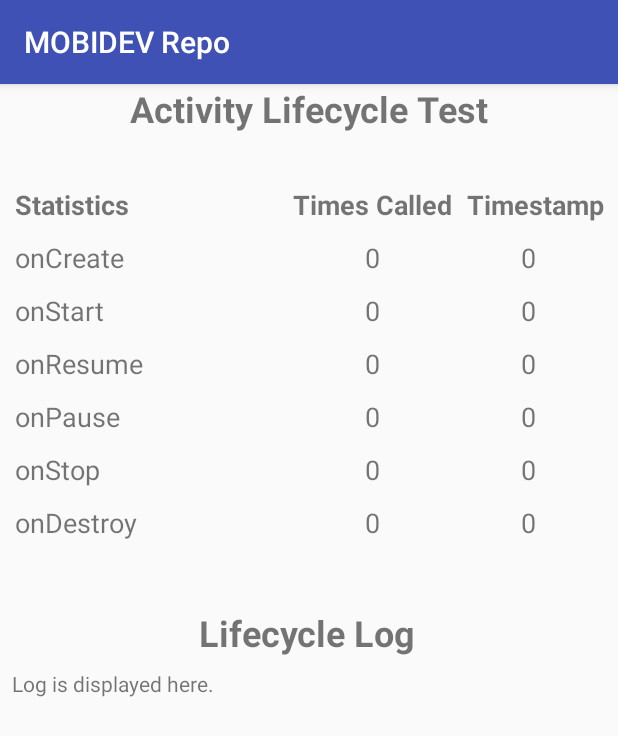
After one commit to GoobyGooberman/MOBIDEV_HandsOnRepo, an Android app: the LifecycleActivity screen opened directly, with no data from a screen before it, on a phone screen of 412 x 824 dp. The commit adds this screen. Shown: the top 736 px of the screen. Run offline under Robolectric (Android 15) with nearby library versions, the phone set to English and light mode, and no system bars.

Commit message:
Implemented UI for lifecycle activity.

```diff
--- a/app/src/main/java/com/neildg/mobidev_handsonrepo/MainActivity.java
+++ b/app/src/main/java/com/neildg/mobidev_handsonrepo/MainActivity.java
@@ -1,5 +1,6 @@
 package com.neildg.mobidev_handsonrepo;
 
+import android.content.Intent;
 import android.os.Bundle;
 import android.support.design.widget.FloatingActionButton;
 import android.support.design.widget.Snackbar;
@@ -12,6 +13,8 @@ import android.support.v7.app.AppCompatActivity;
 import android.support.v7.widget.Toolbar;
 import android.view.Menu;
 import android.view.MenuItem;
+
+import com.neildg.mobidev_handsonrepo.activity_lifecycle.LifecycleActivity;
 
 public class MainActivity extends AppCompatActivity
         implements NavigationView.OnNavigationItemSelectedListener {
@@ -35,7 +38,7 @@ public class MainActivity extends AppCompatActivity
         DrawerLayout drawer = (DrawerLayout) findViewById(R.id.drawer_layout);
         ActionBarDrawerToggle toggle = new ActionBarDrawerToggle(
             this, drawer, toolbar, R.string.navigation_drawer_open, R.string.navigation_drawer_close);
-        drawer.setDrawerListener(toggle);
+        drawer.addDrawerListener(toggle);
         toggle.syncState();
 
         NavigationView navigationView = (NavigationView) findViewById(R.id.nav_view);
@@ -55,7 +58,7 @@ public class MainActivity extends AppCompatActivity
     @Override
     public boolean onCreateOptionsMenu(Menu menu) {
         // Inflate the menu; this adds items to the action bar if it is present.
-        getMenuInflater().inflate(R.menu.main, menu);
+        //getMenuInflater().inflate(R.menu.main, menu);
         return true;
     }
 
@@ -80,18 +83,9 @@ public class MainActivity extends AppCompatActivity
         // Handle navigation view item clicks here.
         int id = item.getItemId();
 
-        if (id == R.id.nav_camera) {
-            // Handle the camera action
-        } else if (id == R.id.nav_gallery) {
-
-        } else if (id == R.id.nav_slideshow) {
-
-        } else if (id == R.id.nav_manage) {
-
-        } else if (id == R.id.nav_share) {
-
-        } else if (id == R.id.nav_send) {
-
+        if(id == R.id.nav_lifecycle_test) {
+            Intent lifecycleIntent = new Intent(this, LifecycleActivity.class);
+            this.startActivity(lifecycleIntent);
         }
 
         DrawerLayout drawer = (DrawerLayout) findViewById(R.id.drawer_layout);
--- /dev/null
+++ b/app/src/main/java/com/neildg/mobidev_handsonrepo/activity_lifecycle/LifecycleActivity.java
@@ -0,0 +1,16 @@
+package com.neildg.mobidev_handsonrepo.activity_lifecycle;
+
+import android.support.v7.app.AppCompatActivity;
+import android.os.Bundle;
+
+import com.neildg.mobidev_handsonrepo.R;
+
+public class LifecycleActivity extends AppCompatActivity {
+    private final static String TAG = "LifecycleActivity";
+
+    @Override
+    protected void onCreate(Bundle savedInstanceState) {
+        super.onCreate(savedInstanceState);
+        setContentView(R.layout.activity_lifecycle);
+    }
+}
--- a/app/src/main/res/drawable/side_nav_bar.xml
+++ b/app/src/main/res/drawable/side_nav_bar.xml
@@ -1,9 +1,9 @@
 <shape xmlns:android="http://schemas.android.com/apk/res/android"
     android:shape="rectangle" >
     <gradient
-        android:startColor="#81C784"
-        android:centerColor="#4CAF50"
-        android:endColor="#2E7D32"
+        android:startColor="#494949"
+        android:centerColor="#3b3b3b"
+        android:endColor="#000000"
         android:type="linear"
         android:angle="135"/>
 </shape>
--- /dev/null
+++ b/app/src/main/res/layout/activity_lifecycle.xml
@@ -0,0 +1,310 @@
+<?xml version="1.0" encoding="utf-8"?>
+<android.support.constraint.ConstraintLayout xmlns:android="http://schemas.android.com/apk/res/android"
+    xmlns:app="http://schemas.android.com/apk/res-auto"
+    xmlns:tools="http://schemas.android.com/tools"
+    android:layout_width="match_parent"
+    android:layout_height="match_parent"
+    tools:context="com.neildg.mobidev_handsonrepo.activity_lifecycle.LifecycleActivity">
+
+    <TextView
+        android:id="@+id/textView2"
+        android:layout_width="wrap_content"
+        android:layout_height="wrap_content"
+        android:layout_marginLeft="8dp"
+        android:layout_marginRight="8dp"
+        android:text="Activity Lifecycle Test"
+        android:textSize="24sp"
+        android:textStyle="bold"
+        app:layout_constraintLeft_toLeftOf="parent"
+        app:layout_constraintRight_toRightOf="parent"
+        tools:layout_editor_absoluteY="29dp"
+        android:layout_marginStart="8dp"
+        android:layout_marginEnd="8dp" />
+
+    <TableLayout
+        android:layout_width="wrap_content"
+        android:layout_height="wrap_content"
+        android:layout_marginRight="8dp"
+        app:layout_constraintRight_toRightOf="parent"
+        android:layout_marginLeft="8dp"
+        app:layout_constraintLeft_toLeftOf="parent"
+        android:layout_marginTop="30dp"
+        app:layout_constraintTop_toBottomOf="@+id/textView2"
+        android:layout_marginStart="8dp"
+        android:layout_marginEnd="8dp"
+        android:id="@+id/tableLayout">
+
+        <TableRow
+            android:layout_width="match_parent"
+            android:layout_height="match_parent"
+            android:padding="5dp">
+
+            <TextView
+                android:id="@+id/textView3"
+                android:layout_width="wrap_content"
+                android:layout_height="wrap_content"
+                android:layout_marginRight="100dp"
+                android:text="Statistics"
+                android:textSize="18sp"
+                android:textStyle="bold" />
+
+            <TextView
+                android:id="@+id/textView4"
+                android:layout_width="wrap_content"
+                android:layout_height="wrap_content"
+                android:layout_marginRight="10dp"
+                android:text="Times Called"
+                android:textSize="18sp"
+                android:textStyle="bold" />
+
+            <TextView
+                android:id="@+id/textView15"
+                android:layout_width="wrap_content"
+                android:layout_height="wrap_content"
+                android:text="Timestamp"
+                android:textSize="18sp"
+                android:textStyle="bold" />
+
+        </TableRow>
+
+        <TableRow
+            android:layout_width="match_parent"
+            android:layout_height="match_parent"
+            android:padding="5dp">
+
+            <TextView
+                android:id="@+id/textView7"
+                android:layout_width="wrap_content"
+                android:layout_height="wrap_content"
+                android:layout_marginRight="100dp"
+                android:text="onCreate"
+                android:textAlignment="viewStart"
+                android:textSize="18sp" />
+
+            <TextView
+                android:id="@+id/view_oncreate_num"
+                android:layout_width="wrap_content"
+                android:layout_height="wrap_content"
+                android:layout_marginRight="10dp"
+                android:text="0"
+                android:textAlignment="center"
+                android:textSize="18sp" />
+
+            <TextView
+                android:id="@+id/view_oncreate_stamp"
+                android:layout_width="wrap_content"
+                android:layout_height="wrap_content"
+                android:layout_marginRight="10dp"
+                android:text="0"
+                android:textAlignment="center"
+                android:textSize="18sp" />
+        </TableRow>
+
+        <TableRow
+            android:layout_width="match_parent"
+            android:layout_height="match_parent"
+            android:padding="5dp">
+
+            <TextView
+                android:id="@+id/textView11"
+                android:layout_width="wrap_content"
+                android:layout_height="wrap_content"
+                android:layout_marginRight="100dp"
+                android:text="onStart"
+                android:textAlignment="viewStart"
+                android:textSize="18sp" />
+
+            <TextView
+                android:id="@+id/view_onstart_num"
+                android:layout_width="wrap_content"
+                android:layout_height="wrap_content"
+                android:layout_marginRight="10dp"
+                android:text="0"
+                android:textAlignment="center"
+                android:textSize="18sp" />
+
+            <TextView
+                android:id="@+id/view_onstart_stamp"
+                android:layout_width="wrap_content"
+                android:layout_height="wrap_content"
+                android:layout_marginRight="10dp"
+                android:text="0"
+                android:textAlignment="center"
+                android:textSize="18sp" />
+        </TableRow>
+
+        <TableRow
+            android:layout_width="match_parent"
+            android:layout_height="match_parent"
+            android:padding="5dp">
+
+            <TextView
+                android:id="@+id/textView13"
+                android:layout_width="wrap_content"
+                android:layout_height="wrap_content"
+                android:layout_marginRight="100dp"
+                android:text="onResume"
+                android:textAlignment="viewStart"
+                android:textSize="18sp" />
+
+            <TextView
+                android:id="@+id/view_onresume_num"
+                android:layout_width="wrap_content"
+                android:layout_height="wrap_content"
+                android:layout_marginRight="10dp"
+                android:text="0"
+                android:textAlignment="center"
+                android:textSize="18sp" />
+
+            <TextView
+                android:id="@+id/view_onresume_stamp"
+                android:layout_width="wrap_content"
+                android:layout_height="wrap_content"
+                android:layout_marginRight="10dp"
+                android:text="0"
+                android:textAlignment="center"
+                android:textSize="18sp" />
+        </TableRow>
+
+        <TableRow
+            android:layout_width="match_parent"
+            android:layout_height="match_parent"
+            android:padding="5dp">
+
+            <TextView
+                android:id="@+id/textView14"
+                android:layout_width="wrap_content"
+                android:layout_height="wrap_content"
+                android:layout_marginRight="100dp"
+                android:text="onPause"
+                android:textAlignment="viewStart"
+                android:textSize="18sp" />
+
+            <TextView
+                android:id="@+id/view_pause_num"
+                android:layout_width="wrap_content"
+                android:layout_height="wrap_content"
+                android:layout_marginRight="10dp"
+                android:text="0"
+                android:textAlignment="center"
+                android:textSize="18sp" />
+
+            <TextView
+                android:id="@+id/view_onpause_stamp"
+                android:layout_width="wrap_content"
+                android:layout_height="wrap_content"
+                android:layout_marginRight="10dp"
+                android:text="0"
+                android:textAlignment="center"
+                android:textSize="18sp" />
+        </TableRow>
+
+        <TableRow
+            android:layout_width="match_parent"
+            android:layout_height="match_parent"
+            android:padding="5dp">
+
+            <TextView
+                android:id="@+id/textView16"
+                android:layout_width="wrap_content"
+                android:layout_height="wrap_content"
+                android:layout_marginRight="100dp"
+                android:text="onStop"
+                android:textAlignment="viewStart"
+                android:textSize="18sp" />
+
+            <TextView
+                android:id="@+id/view_onstop_num"
+                android:layout_width="wrap_content"
+                android:layout_height="wrap_content"
+                android:layout_marginRight="10dp"
+                android:text="0"
+                android:textAlignment="center"
+                android:textSize="18sp" />
+
+            <TextView
+                android:id="@+id/view_onstop_stamp"
+                android:layout_width="wrap_content"
+                android:layout_height="wrap_content"
+                android:layout_marginRight="10dp"
+                android:text="0"
+                android:textAlignment="center"
+                android:textSize="18sp" />
+        </TableRow>
+
+        <TableRow
+            android:layout_width="match_parent"
+            android:layout_height="match_parent"
+            android:padding="5dp">
+
+            <TextView
+                android:id="@+id/textView17"
+                android:layout_width="wrap_content"
+                android:layout_height="wrap_content"
+                android:layout_marginRight="100dp"
+                android:text="onDestroy"
+                android:textAlignment="viewStart"
+                android:textSize="18sp" />
+
+            <TextView
+                android:id="@+id/view_ondestroy_num"
+                android:layout_width="wrap_content"
+                android:layout_height="wrap_content"
+                android:layout_marginRight="10dp"
+                android:text="0"
+                android:textAlignment="center"
+                android:textSize="18sp" />
+
+            <TextView
+                android:id="@+id/view_ondestroy_stamp"
+                android:layout_width="wrap_content"
+                android:layout_height="wrap_content"
+                android:layout_marginRight="10dp"
+                android:text="0"
+                android:textAlignment="center"
+                android:textSize="18sp" />
+        </TableRow>
+    </TableLayout>
+
+    <TextView
+        android:id="@+id/textView21"
+        android:layout_width="wrap_content"
+        android:layout_height="wrap_content"
+        android:layout_marginEnd="8dp"
+        android:layout_marginLeft="8dp"
+        android:layout_marginRight="8dp"
+        android:layout_marginStart="8dp"
+        android:layout_marginTop="39dp"
+        android:text="Lifecycle Log"
+        android:textSize="24sp"
+        android:textStyle="bold"
+        app:layout_constraintHorizontal_bias="0.496"
+        app:layout_constraintLeft_toLeftOf="parent"
+        app:layout_constraintRight_toRightOf="parent"
+        app:layout_constraintTop_toBottomOf="@+id/tableLayout" />
+
+    <ScrollView
+        android:layout_width="0dp"
+        android:layout_height="71dp"
+        android:layout_marginTop="8dp"
+        app:layout_constraintTop_toBottomOf="@+id/textView21"
+        android:layout_marginLeft="8dp"
+        app:layout_constraintLeft_toLeftOf="parent"
+        android:layout_marginRight="8dp"
+        app:layout_constraintRight_toRightOf="parent">
+
+        <LinearLayout
+            android:layout_width="match_parent"
+            android:layout_height="wrap_content"
+            android:orientation="vertical" >
+
+            <TextView
+                android:id="@+id/lifecycle_text_display"
+                android:layout_width="match_parent"
+                android:layout_height="wrap_content"
+                android:layout_marginBottom="5dp"
+                android:text="Log is displayed here." />
+        </LinearLayout>
+    </ScrollView>
+
+</android.support.constraint.ConstraintLayout>
--- a/app/src/main/res/layout/nav_header_main.xml
+++ b/app/src/main/res/layout/nav_header_main.xml
@@ -1,36 +1,32 @@
 <?xml version="1.0" encoding="utf-8"?>
-<LinearLayout
-    xmlns:android="http://schemas.android.com/apk/res/android"
+<LinearLayout xmlns:android="http://schemas.android.com/apk/res/android"
     xmlns:app="http://schemas.android.com/apk/res-auto"
     android:layout_width="match_parent"
-    android:layout_height="@dimen/nav_header_height"
+    android:layout_height="wrap_content"
     android:background="@drawable/side_nav_bar"
-    android:paddingBottom="@dimen/activity_vertical_margin"
-    android:paddingLeft="@dimen/activity_horizontal_margin"
-    android:paddingRight="@dimen/activity_horizontal_margin"
-    android:paddingTop="@dimen/activity_vertical_margin"
-    android:theme="@style/ThemeOverlay.AppCompat.Dark"
+    android:gravity="bottom"
     android:orientation="vertical"
-    android:gravity="bottom">
+    android:theme="@style/ThemeOverlay.AppCompat.Dark">
 
     <ImageView
-        android:layout_width="wrap_content"
-        android:layout_height="wrap_content"
+        android:id="@+id/imageView"
+        android:layout_width="100dp"
+        android:layout_height="100dp"
+        android:layout_marginTop="15dp"
         android:paddingTop="@dimen/nav_header_vertical_spacing"
-        app:srcCompat="@android:drawable/sym_def_app_icon"
-        android:id="@+id/imageView" />
+        app:srcCompat="@mipmap/ic_launcher" />
 
     <TextView
         android:layout_width="match_parent"
         android:layout_height="wrap_content"
         android:paddingTop="@dimen/nav_header_vertical_spacing"
-        android:text="Android Studio"
+        android:text="My Hands-on Repository"
         android:textAppearance="@style/TextAppearance.AppCompat.Body1" />
 
     <TextView
+        android:id="@+id/textView"
         android:layout_width="wrap_content"
         android:layout_height="wrap_content"
-        android:text="android.studio@android.com"
-        android:id="@+id/textView" />
+        android:text="For concerns, email me at neil.delgallego@dlsu.edu.ph" />
 
 </LinearLayout>
--- a/app/src/main/res/menu/activity_main_drawer.xml
+++ b/app/src/main/res/menu/activity_main_drawer.xml
@@ -1,36 +1,12 @@
 <?xml version="1.0" encoding="utf-8"?>
 <menu xmlns:android="http://schemas.android.com/apk/res/android">
 
+    <!--checkable behavior is like a checkbox for navigation. Only 1 item can be selected -->
     <group android:checkableBehavior="single">
         <item
-            android:id="@+id/nav_camera"
-            android:icon="@drawable/ic_menu_camera"
-            android:title="Import" />
-        <item
-            android:id="@+id/nav_gallery"
-            android:icon="@drawable/ic_menu_gallery"
-            android:title="Gallery" />
-        <item
-            android:id="@+id/nav_slideshow"
-            android:icon="@drawable/ic_menu_slideshow"
-            android:title="Slideshow" />
-        <item
-            android:id="@+id/nav_manage"
-            android:icon="@drawable/ic_menu_manage"
-            android:title="Tools" />
+            android:id="@+id/nav_lifecycle_test"
+            android:icon="@drawable/ic_lifecycle"
+            android:title="Lifecycle Test" />
     </group>
 
-    <item android:title="Communicate">
-        <menu>
-            <item
-                android:id="@+id/nav_share"
-                android:icon="@drawable/ic_menu_share"
-                android:title="Share" />
-            <item
-                android:id="@+id/nav_send"
-                android:icon="@drawable/ic_menu_send"
-                android:title="Send" />
-        </menu>
-    </item>
-
 </menu>
```
Also changed, not shown: app/src/main/AndroidManifest.xml (+4 -3 lines), app/src/main/res/drawable-hdpi/ic_lifecycle.png (added), app/src/main/res/drawable-mdpi/ic_lifecycle.png (added), app/src/main/res/drawable-xhdpi/ic_lifecycle.png (added), app/src/main/res/drawable-xxhdpi/ic_lifecycle.png (added), 4 other files.
